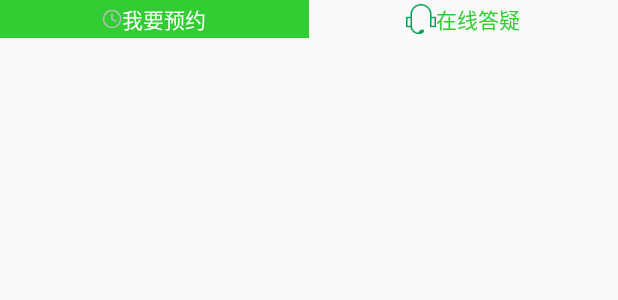
After one commit to Class09-Group01/YiQiHouse, an Android app: the layout layout_footer_decoration_company.xml on its own in the app's theme, with its tools: preview values and no code run, on a phone screen of 412 x 824 dp. The commit adds this screen. Shown: the top 300 px of the screen. Run offline under Robolectric (Android 15) with nearby library versions, the phone set to English and light mode, and no system bars.

Commit message:
new house decoration

```diff
--- a/app/src/main/java/com/bwf/aiyiqi/framwork/tool/APIs.java
+++ b/app/src/main/java/com/bwf/aiyiqi/framwork/tool/APIs.java
@@ -18,6 +18,11 @@ public interface APIs {
     //   装修直播
     public  static final  String  API_DECORATION_COMPANY_ACTIVITY_LISTVIEW = "http://118.178.142.34/YiQiHouse/DecorateLive";
 
+    //新房整装(h5网页)
+    String API_NEW_HOUSE_DECORATION = "http://hui.17house.com/svc/payment-facade/h5/activity677/index.html?model=android";
+
+    //老房整装 (h5网页)
+     String  API_OLD_HOUSE_DECORATION  =  "http://hui.17house.com/svc/payment-facade/h5/activity177/index.html?model=android";
     //
     String API_MAIN_FRAGMENT__RECYCLEVIE = "http://118.178.142.34/YiQiHouse/HomeBBS?";
 }
--- /dev/null
+++ b/app/src/main/res/layout/layout_footer_decoration_company.xml
@@ -0,0 +1,47 @@
+<?xml version="1.0" encoding="utf-8"?>
+    <LinearLayout xmlns:android="http://schemas.android.com/apk/res/android"
+        android:layout_width="match_parent"
+        android:layout_height="25dp"
+        android:layout_alignParentBottom="true"
+        android:orientation="horizontal">
+
+        <LinearLayout
+            android:layout_width="0dp"
+            android:layout_height="25dp"
+            android:layout_weight="1"
+            android:background="@color/colorGreen"
+            android:gravity="center"
+            android:orientation="horizontal">
+
+            <ImageView
+                android:layout_width="wrap_content"
+                android:layout_height="wrap_content"
+                android:src="@mipmap/icon_time"/>
+
+            <TextView
+                android:layout_width="wrap_content"
+                android:layout_height="wrap_content"
+                android:text="@string/order"
+                android:textColor="@color/colorWhite"/>
+        </LinearLayout>
+
+        <LinearLayout
+            android:layout_width="0dp"
+            android:layout_height="25dp"
+            android:layout_weight="1"
+            android:gravity="center"
+            android:orientation="horizontal">
+
+            <ImageView
+                android:layout_width="wrap_content"
+                android:layout_height="wrap_content"
+                android:src="@mipmap/zixun_icon_selected"/>
+
+            <TextView
+                android:layout_width="wrap_content"
+                android:layout_height="wrap_content"
+                android:text="@string/answer"
+                android:textColor="@color/colorGreen"/>
+        </LinearLayout>
+
+    </LinearLayout>
```
Also changed, not shown: app/src/main/java/com/bwf/aiyiqi/gui/activity/DecorationCompanyActivity.java (+8 -1 lines), app/src/main/java/com/bwf/aiyiqi/gui/activity/HouseDecorationActivity.java (added, +71 -0 lines), app/src/main/res/layout/activity_house_decoration.xml (added, +17 -0 lines), app/src/main/res/layout/fragment_home_title.xml (added, +18 -0 lines).
